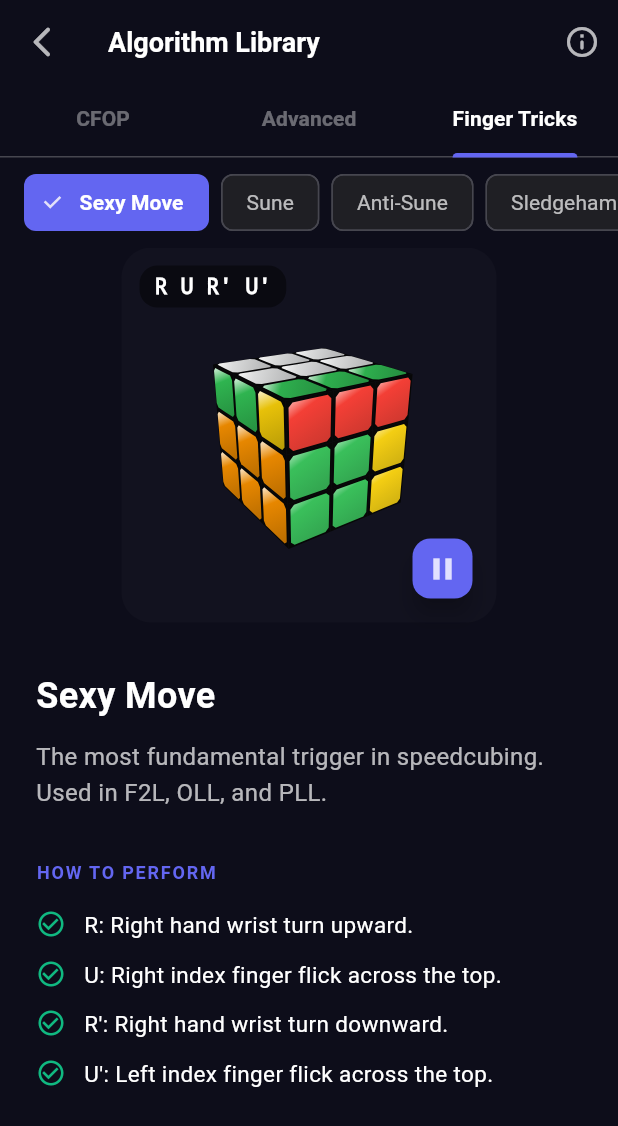
After one commit to mgeilich/speedcube, a Flutter app: the AlgLibraryScreen screen opened directly, tab 3 chosen, after a tap on the "play arrow" icon, on a phone screen of 412 x 824 dp. The commit adds this screen. Shown: the top 1126 px of the screen. Run offline on Flutter 3.47's test engine with Material 3 defaults, Android fonts, the phone set to English and light mode, and no system bars; our stand-ins replace camera, in_app_purchase, shared_preferences; accounts and stored records are empty.

Commit message:
added finger tricks

```diff
--- /dev/null
+++ b/lib/models/finger_trick.dart
@@ -0,0 +1,29 @@
+import 'cube_move.dart';
+
+class FingerTrick {
+  final String id;
+  final String name;
+  final String algorithm;
+  final String description;
+  final String? videoPath;
+  final List<String>? stepExplanations;
+
+  const FingerTrick({
+    required this.id,
+    required this.name,
+    required this.algorithm,
+    required this.description,
+    this.videoPath,
+    this.stepExplanations,
+  });
+
+  List<CubeMove> get moves {
+    if (algorithm.trim().isEmpty) return [];
+    return algorithm
+        .trim()
+        .split(RegExp(r'\s+'))
+        .map((s) => CubeMove.parse(s))
+        .whereType<CubeMove>()
+        .toList();
+  }
+}
--- /dev/null
+++ b/lib/models/trigger_library.dart
@@ -0,0 +1,114 @@
+import 'finger_trick.dart';
+
+class TriggerLibrary {
+  static const List<FingerTrick> all = [
+    sexyMove,
+    sune,
+    antiSune,
+    sledgehammer,
+    hedgeslammer,
+    leftySexy,
+    leftySledge,
+    tTrigger,
+  ];
+
+  static const FingerTrick sexyMove = FingerTrick(
+    id: 'sexy_move',
+    name: 'Sexy Move',
+    algorithm: "R U R' U'",
+    description: 'The most fundamental trigger in speedcubing. Used in F2L, OLL, and PLL.',
+    stepExplanations: [
+      'R: Right hand wrist turn upward.',
+      'U: Right index finger flick across the top.',
+      'R\': Right hand wrist turn downward.',
+      'U\': Left index finger flick across the top.',
+    ],
+  );
+
+  static const FingerTrick sune = FingerTrick(
+    id: 'sune',
+    name: 'Sune',
+    algorithm: "R U R' U R U2 R'",
+    description: 'A classic OLL algorithm that rotates three corners. Very fast and rhythmic.',
+    stepExplanations: [
+      'R U R\': Standard setup.',
+      'U: Right index flick.',
+      'R U2 R\': Final insertion with a double flick.',
+    ],
+  );
+
+  static const FingerTrick antiSune = FingerTrick(
+    id: 'anti_sune',
+    name: 'Anti-Sune',
+    algorithm: "R U2 R' U' R U' R'",
+    description: 'The inverse of the Sune. Used for the mirror OLL case.',
+    stepExplanations: [
+      'R U2 R\': Double flick setup.',
+      'U\': Left index flick.',
+      'R U\' R\': Final insertion.',
+    ],
+  );
+
+  static const FingerTrick sledgehammer = FingerTrick(
+    id: 'sledgehammer',
+    name: 'Sledgehammer',
+    algorithm: "R' F R F'",
+    description: 'A powerful tool for orienting edges and inserting F2L pairs. It replaces a corner and an edge.',
+    stepExplanations: [
+      'R\': Pull down with right thumb.',
+      'F: Push down with right index finger.',
+      'R: Push up with right thumb.',
+      'F\': Pull up with left index finger.',
+    ],
+  );
+
+  static const FingerTrick hedgeslammer = FingerTrick(
+    id: 'hedgeslammer',
+    name: 'Hedgeslammer',
+    algorithm: "F R' F' R",
+    description: 'The mirror/inverse of the Sledgehammer.',
+    stepExplanations: [
+      'F: Push down with right index finger.',
+      'R\': Pull down with right thumb.',
+      'F\': Pull up with left index finger.',
+      'R: Push up with right thumb.',
+    ],
+  );
+
+  static const FingerTrick leftySexy = FingerTrick(
+    id: 'lefty_sexy',
+    name: 'Lefty Sexy Move',
+    algorithm: "L' U' L U",
+    description: 'The left-hand mirror of the Sexy Move.',
+    stepExplanations: [
+      'L\': Left hand wrist turn upward.',
+      'U\': Left index finger flick.',
+      'L: Left hand wrist turn downward.',
+      'U: Right index finger flick.',
+    ],
+  );
+
+  static const FingerTrick leftySledge = FingerTrick(
+    id: 'lefty_sledge',
+    name: 'Lefty Sledgehammer',
+    algorithm: "L F' L' F",
+    description: 'Left-hand version of the Sledgehammer.',
+    stepExplanations: [
+      'L: Pull down with left thumb.',
+      'F\': Push down with left index finger.',
+      'L\': Push up with left thumb.',
+      'F: Pull up with right index finger.',
+    ],
+  );
+
+  static const FingerTrick tTrigger = FingerTrick(
+    id: 't_trigger',
+    name: 'T-Perm Trigger',
+    algorithm: "R U R' U'",
+    description: 'The first half of a T-Perm, often used in isolation as a pairing trigger.',
+    stepExplanations: [
+      'R U: Fast wrist and index combo.',
+      'R\' U\': Fast return.',
+    ],
+  );
+}
--- a/lib/widgets/alg_library_screen.dart
+++ b/lib/widgets/alg_library_screen.dart
@@ -7,6 +7,7 @@ import 'cube_interactive_view.dart';
 import 'analysis_timeline.dart';
 import 'tape_deck_controls.dart';
 import '../controllers/analysis_controller.dart';
+import 'finger_trick_tab.dart';
 
 
 
@@ -25,7 +26,7 @@ class _AlgLibraryScreenState extends State<AlgLibraryScreen>
   @override
   void initState() {
     super.initState();
-    _tabController = TabController(length: 2, vsync: this);
+    _tabController = TabController(length: 3, vsync: this);
   }
 
   @override
@@ -163,6 +164,7 @@ class _AlgLibraryScreenState extends State<AlgLibraryScreen>
           tabs: const [
             Tab(text: 'CFOP'),
             Tab(text: 'Advanced'),
+            Tab(text: 'Finger Tricks'),
           ],
         ),
       ),
@@ -195,6 +197,7 @@ class _AlgLibraryScreenState extends State<AlgLibraryScreen>
             ],
             onTap: _openCase,
           ),
+          const FingerTrickTab(),
         ],
       ),
     );
--- /dev/null
+++ b/lib/widgets/finger_trick_tab.dart
@@ -0,0 +1,284 @@
+import 'package:flutter/material.dart';
+import '../models/finger_trick.dart';
+import '../models/trigger_library.dart';
+import '../models/cube_state.dart';
+
+import '../animation/cube_animation_controller.dart';
+import 'cube_renderer.dart';
+
+class FingerTrickTab extends StatefulWidget {
+  final String? initialTrickId;
+
+  const FingerTrickTab({super.key, this.initialTrickId});
+
+  @override
+  State<FingerTrickTab> createState() => _FingerTrickTabState();
+}
+
+class _FingerTrickTabState extends State<FingerTrickTab>
+    with TickerProviderStateMixin {
+  late PageController _pageController;
+  late List<FingerTrick> _tricks;
+  late List<CubeAnimationController> _animControllers;
+  late List<CubeState> _cubeStates;
+  int _currentIndex = 0;
+
+  @override
+  void initState() {
+    super.initState();
+    _tricks = TriggerLibrary.all;
+    if (widget.initialTrickId != null) {
+      _currentIndex = _tricks.indexWhere((t) => t.id == widget.initialTrickId);
+      if (_currentIndex == -1) _currentIndex = 0;
+    }
+    _pageController = PageController(initialPage: _currentIndex);
+
+    _animControllers = List.generate(
+      _tricks.length,
+      (i) => CubeAnimationController(
+        vsync: this,
+        moveDuration: const Duration(milliseconds: 500),
+        onUpdate: () => setState(() {}),
+        onMoveComplete: () {
+          final controller = _animControllers[i];
+          if (controller.currentMove != null) {
+            setState(() {
+              _cubeStates[i] = _cubeStates[i].applyMove(controller.currentMove!);
+            });
+          }
+          // Loop animation if playing
+          if (!controller.isAnimating && _isPlaying) {
+            _playTrigger(i);
+          }
+        },
+      ),
+    );
+
+    _cubeStates = List.generate(
+      _tricks.length,
+      (i) => CubeState.solved(),
+    );
+  }
+
+  bool _isPlaying = false;
+
+  void _playTrigger(int index) {
+    final trick = _tricks[index];
+    final controller = _animControllers[index];
+
+    // Reset to solved if we've reached the end or just starting
+    setState(() {
+      _cubeStates[index] = CubeState.solved();
+    });
+
+    controller.queueMoves(trick.moves);
+  }
+
+  void _togglePlay() {
+    setState(() {
+      _isPlaying = !_isPlaying;
+      if (_isPlaying) {
+        _playTrigger(_currentIndex);
+      } else {
+        _animControllers[_currentIndex].clearQueue();
+      }
+    });
+  }
+
+  @override
+  void dispose() {
+    _pageController.dispose();
+    for (var controller in _animControllers) {
+      controller.dispose();
+    }
+    super.dispose();
+  }
+
+  @override
+  Widget build(BuildContext context) {
+    return Container(
+      color: const Color(0xFF0D0D1A),
+      child: Column(
+        children: [
+          // Trick Selector (Horizontal List)
+          SizedBox(
+            height: 60,
+            child: ListView.builder(
+              scrollDirection: Axis.horizontal,
+              padding: const EdgeInsets.symmetric(horizontal: 16),
+              itemCount: _tricks.length,
+              itemBuilder: (context, index) {
+                final isSelected = index == _currentIndex;
+                return Padding(
+                  padding: const EdgeInsets.only(right: 8),
+                  child: ChoiceChip(
+                    label: Text(_tricks[index].name),
+                    selected: isSelected,
+                    onSelected: (val) {
+                      if (val) {
+                        _pageController.animateToPage(
+                          index,
+                          duration: const Duration(milliseconds: 300),
+                          curve: Curves.easeInOut,
+                        );
+                      }
+                    },
+                    selectedColor: const Color(0xFF6366F1),
+                    backgroundColor: Colors.white.withValues(alpha: 0.05),
+                    labelStyle: TextStyle(
+                      color: isSelected ? Colors.white : Colors.white70,
+                      fontWeight: isSelected ? FontWeight.bold : FontWeight.normal,
+                    ),
+                  ),
+                );
+              },
+            ),
+          ),
+
+          Expanded(
+            child: PageView.builder(
+              controller: _pageController,
+              onPageChanged: (index) {
+                setState(() {
+                  _animControllers[_currentIndex].clearQueue();
+                  _currentIndex = index;
+                  _isPlaying = false;
+                  _cubeStates[_currentIndex] = CubeState.solved();
+                });
+              },
+              itemCount: _tricks.length,
+              itemBuilder: (context, index) {
+                return _buildTrickPage(_tricks[index], index);
+              },
+            ),
+          ),
+        ],
+      ),
+    );
+  }
+
+  Widget _buildTrickPage(FingerTrick trick, int index) {
+    return SingleChildScrollView(
+      padding: const EdgeInsets.fromLTRB(24, 0, 24, 40),
+      child: Column(
+        crossAxisAlignment: CrossAxisAlignment.start,
+        children: [
+          // Cube Demo Section
+          Center(
+            child: Container(
+              height: 250,
+              width: 250,
+              decoration: BoxDecoration(
+                color: Colors.white.withValues(alpha: 0.02),
+                borderRadius: BorderRadius.circular(20),
+              ),
+              child: Stack(
+                children: [
+                  Center(
+                    child: CustomPaint(
+                      painter: CubeRenderer(
+                        cubeState: _cubeStates[index],
+                        animatingMove: _animControllers[index].currentMove,
+                        animationProgress: _animControllers[index].progress,
+                        rotationX: 0.4,
+                        rotationY: 0.6,
+                      ),
+                      size: const Size(200, 200),
+                    ),
+                  ),
+                  Positioned(
+                    bottom: 12,
+                    right: 12,
+                    child: FloatingActionButton.small(
+                      onPressed: _togglePlay,
+                      backgroundColor: const Color(0xFF6366F1),
+                      child: Icon(_isPlaying ? Icons.pause : Icons.play_arrow),
+                    ),
+                  ),
+                  Positioned(
+                    top: 12,
+                    left: 12,
+                    child: Container(
+                      padding: const EdgeInsets.symmetric(horizontal: 10, vertical: 4),
+                      decoration: BoxDecoration(
+                        color: Colors.black45,
+                        borderRadius: BorderRadius.circular(12),
+                      ),
+                      child: Text(
+                        trick.algorithm,
+                        style: const TextStyle(
+                          color: Colors.white,
+                          fontFamily: 'monospace',
+                          fontSize: 14,
+                          fontWeight: FontWeight.bold,
+                        ),
+                      ),
+                    ),
+                  ),
+                ],
+              ),
+            ),
+          ),
+
+          const SizedBox(height: 32),
+
+          // Details Section
+          Text(
+            trick.name,
+            style: const TextStyle(
+              color: Colors.white,
+              fontSize: 24,
+              fontWeight: FontWeight.bold,
+            ),
+          ),
+          const SizedBox(height: 12),
+          Text(
+            trick.description,
+            style: const TextStyle(
+              color: Colors.white70,
+              fontSize: 16,
+              height: 1.5,
+            ),
+          ),
+
+          const SizedBox(height: 32),
+
+          // Finger Trick Explanation
+          const Text(
+            'HOW TO PERFORM',
+            style: TextStyle(
+              color: Color(0xFF6366F1),
+              fontSize: 12,
+              fontWeight: FontWeight.bold,
+              letterSpacing: 1.2,
+            ),
+          ),
+          const SizedBox(height: 16),
+          if (trick.stepExplanations != null)
+            ...trick.stepExplanations!.map((step) => Padding(
+              padding: const EdgeInsets.only(bottom: 12),
+              child: Row(
+                crossAxisAlignment: CrossAxisAlignment.start,
+                children: [
+                  const Icon(Icons.check_circle_outline, color: Color(0xFF10B981), size: 20),
+                  const SizedBox(width: 12),
+                  Expanded(
+                    child: Text(
+                      step,
+                      style: const TextStyle(
+                        color: Colors.white,
+                        fontSize: 15,
+                        height: 1.4,
+                      ),
+                    ),
+                  ),
+                ],
+              ),
+            )),
+
+
+        ],
+      ),
+    );
+  }
+}
--- a/lib/widgets/learn_options_sheet.dart
+++ b/lib/widgets/learn_options_sheet.dart
@@ -77,10 +77,11 @@ class LearnOptionsSheet extends StatelessWidget {
             ),
             const SizedBox(height: 24),
             // Options list
-            Padding(
-              padding: const EdgeInsets.symmetric(horizontal: 24),
-              child: Column(
-                children: [
+            Flexible(
+              child: SingleChildScrollView(
+                padding: const EdgeInsets.symmetric(horizontal: 24),
+                child: Column(
+                  children: [
                   _buildOptionCard(
                     icon: Icons.info_outline,
                     title: 'Introduction to the Cube',
@@ -161,9 +162,11 @@ class LearnOptionsSheet extends StatelessWidget {
                       onSelectHeiseMethod();
                     },
                   ),
+
                   const SizedBox(height: 40),
                 ],
               ),
+            ),
             ),
           ],
         ),
@@ -178,7 +181,11 @@ class LearnOptionsSheet extends StatelessWidget {
     required VoidCallback onTap,
     bool isAdvanced = false,
     bool isPremium = false,
+    Color? color,
   }) {
+    final cardColor = color ?? (isAdvanced
+        ? const Color(0xFFF59E0B)
+        : const Color(0xFF10B981));
     return InkWell(
       onTap: onTap,
       borderRadius: BorderRadius.circular(16),
@@ -194,19 +201,16 @@ class LearnOptionsSheet extends StatelessWidget {
             Container(
               padding: const EdgeInsets.all(12),
               decoration: BoxDecoration(
-                color: isAdvanced
-                    ? const Color(0xFFF59E0B).withValues(alpha: 0.1)
-                    : const Color(0xFF10B981).withValues(alpha: 0.1),
+                color: cardColor.withValues(alpha: 0.1),
                 shape: BoxShape.circle,
               ),
               child: Icon(
                 icon,
-                color: isAdvanced
-                    ? const Color(0xFFF59E0B)
-                    : const Color(0xFF10B981),
+                color: cardColor,
                 size: 24,
               ),
             ),
+
             const SizedBox(width: 16),
             Expanded(
               child: Column(
--- a/lib/widgets/premium_upsell_sheet.dart
+++ b/lib/widgets/premium_upsell_sheet.dart
@@ -239,6 +239,13 @@ class _PremiumUpsellSheetState extends State<PremiumUpsellSheet> {
                   ),
                   _buildDivider(),
                   _buildFeatureRow(
+                    Icons.gesture_rounded,
+                    'Interactive Finger Tricks',
+                    'Master triggers with 3D guided animations.',
+                    false,
+                  ),
+                  _buildDivider(),
+                  _buildFeatureRow(
                     Icons.menu_book_rounded,
                     'Full Algorithm Library',
                     'F2L, OLL, PLL, COLL, Winter Variation, and Commutators.',
```
